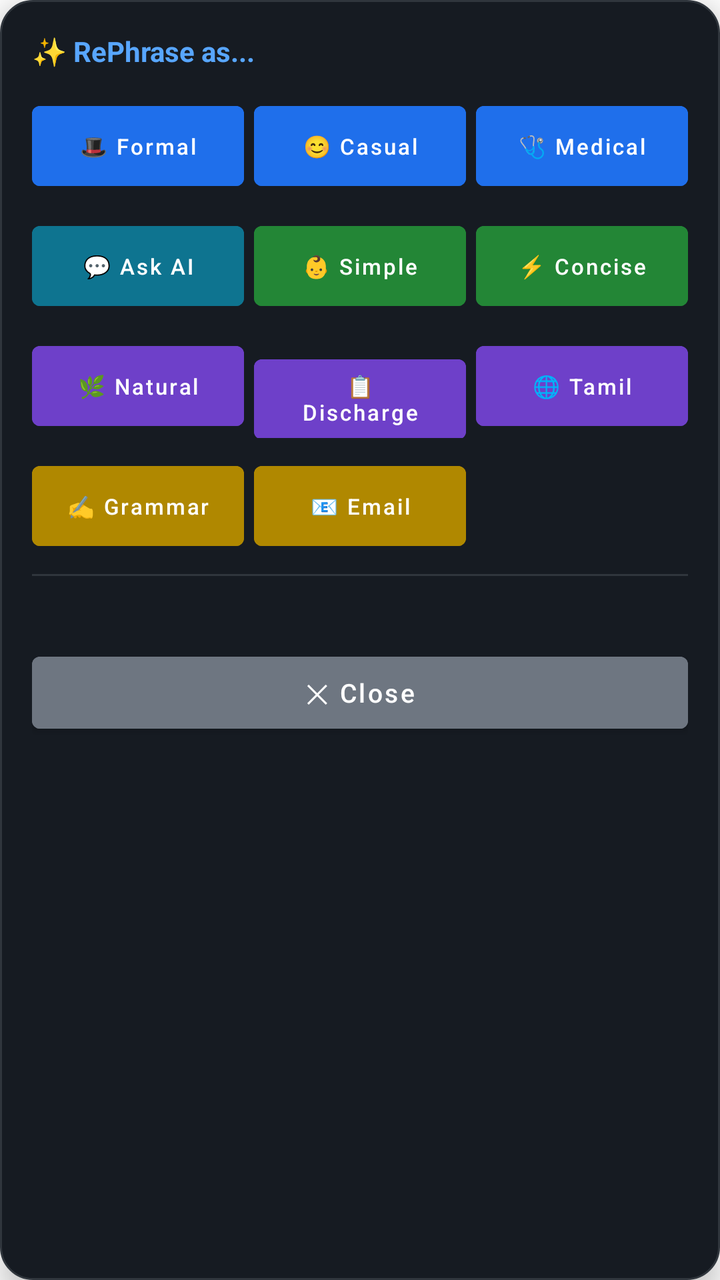
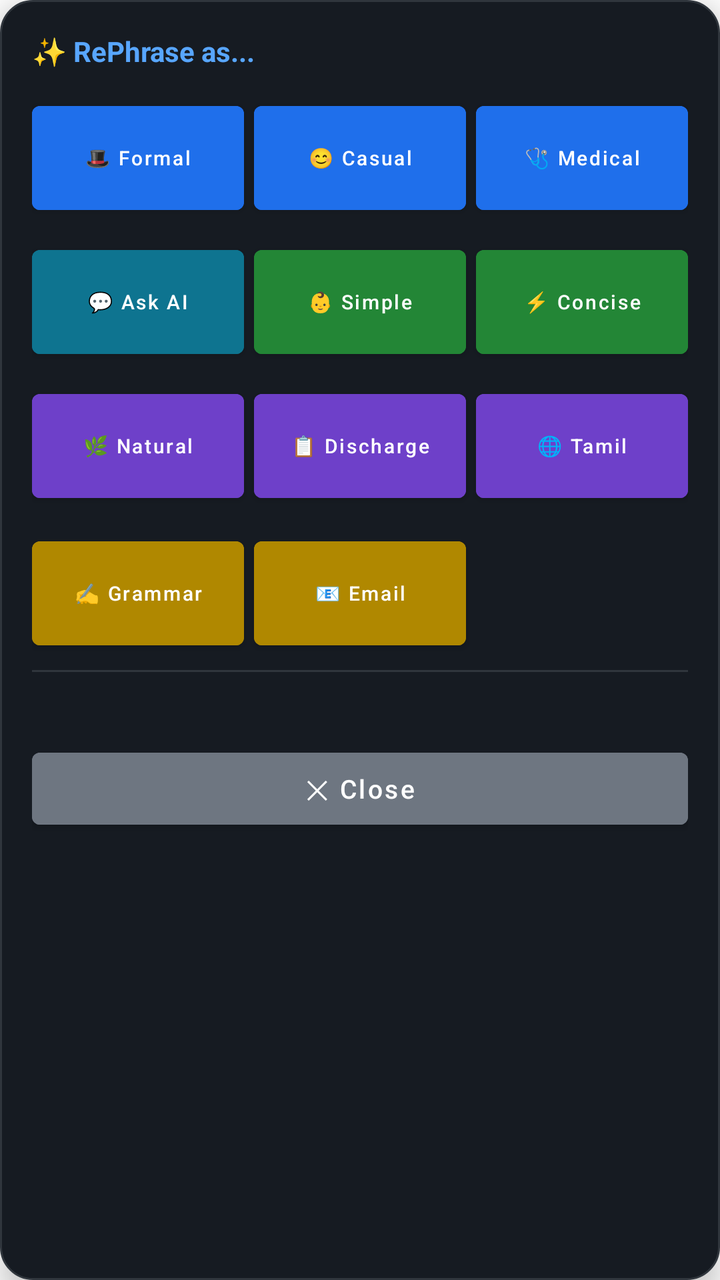

Before-and-after screenshots of an Android layout around one commit, followed by the original layout XML and the change that was made.
<!-- AndroidManifest.xml: application theme AppTheme -->
<!-- res/layout/floating_bubble.xml -->
<?xml version="1.0" encoding="utf-8"?>
<LinearLayout xmlns:android="http://schemas.android.com/apk/res/android"
    android:layout_width="360dp"
    android:layout_height="wrap_content"
    android:orientation="vertical"
    android:background="@drawable/bubble_bg"
    android:padding="16dp"
    android:elevation="8dp">

    <TextView
        android:layout_width="wrap_content"
        android:layout_height="wrap_content"
        android:text="✨ RePhrase as..."
        android:textSize="14sp"
        android:textStyle="bold"
        android:textColor="#58a6ff"
        android:layout_marginBottom="12dp"/>

    <LinearLayout
        android:layout_width="match_parent"
        android:layout_height="wrap_content"
        android:orientation="horizontal"
        android:layout_marginBottom="8dp">
        <Button android:id="@+id/btn_formal" android:layout_width="0dp" android:layout_weight="1" android:layout_height="52dp" android:text="🎩 Formal" android:textSize="11sp" android:backgroundTint="#1f6feb" android:layout_marginEnd="5dp" android:textAllCaps="false"/>
        <Button android:id="@+id/btn_casual" android:layout_width="0dp" android:layout_weight="1" android:layout_height="52dp" android:text="😊 Casual" android:textSize="11sp" android:backgroundTint="#1f6feb" android:layout_marginEnd="5dp" android:textAllCaps="false"/>
        <Button android:id="@+id/btn_medical" android:layout_width="0dp" android:layout_weight="1" android:layout_height="52dp" android:text="🩺 Medical" android:textSize="11sp" android:backgroundTint="#1f6feb" android:textAllCaps="false"/>
    </LinearLayout>

    <LinearLayout
        android:layout_width="match_parent"
        android:layout_height="wrap_content"
        android:orientation="horizontal"
        android:layout_marginBottom="8dp">
        <Button android:id="@+id/btn_ask_ai" android:layout_width="0dp" android:layout_weight="1" android:layout_height="52dp" android:text="💬 Ask AI" android:textSize="11sp" android:backgroundTint="#0e7490" android:layout_marginEnd="5dp" android:textAllCaps="false"/>
        <Button android:id="@+id/btn_simple" android:layout_width="0dp" android:layout_weight="1" android:layout_height="52dp" android:text="👶 Simple" android:textSize="11sp" android:backgroundTint="#238636" android:layout_marginEnd="5dp" android:textAllCaps="false"/>
        <Button android:id="@+id/btn_concise" android:layout_width="0dp" android:layout_weight="1" android:layout_height="52dp" android:text="⚡ Concise" android:textSize="11sp" android:backgroundTint="#238636" android:textAllCaps="false"/>
    </LinearLayout>

    <LinearLayout
        android:layout_width="match_parent"
        android:layout_height="wrap_content"
        android:orientation="horizontal"
        android:layout_marginBottom="8dp">
        <Button android:id="@+id/btn_natural" android:layout_width="0dp" android:layout_weight="1" android:layout_height="52dp" android:text="🌿 Natural" android:textSize="11sp" android:backgroundTint="#6e40c9" android:layout_marginEnd="5dp" android:textAllCaps="false"/>
        <Button android:id="@+id/btn_discharge" android:layout_width="0dp" android:layout_weight="1" android:layout_height="52dp" android:text="📋 Discharge" android:textSize="11sp" android:backgroundTint="#6e40c9" android:layout_marginEnd="5dp" android:textAllCaps="false"/>
        <Button android:id="@+id/btn_tamil" android:layout_width="0dp" android:layout_weight="1" android:layout_height="52dp" android:text="🌐 Tamil" android:textSize="11sp" android:backgroundTint="#6e40c9" android:textAllCaps="false"/>
    </LinearLayout>

    <LinearLayout
        android:layout_width="match_parent"
        android:layout_height="wrap_content"
        android:orientation="horizontal"
        android:layout_marginBottom="8dp">
        <Button android:id="@+id/btn_grammar" android:layout_width="0dp" android:layout_weight="1" android:layout_height="52dp" android:text="✍️ Grammar" android:textSize="11sp" android:backgroundTint="#b08800" android:layout_marginEnd="5dp" android:textAllCaps="false"/>
        <Button android:id="@+id/btn_formal2" android:layout_width="0dp" android:layout_weight="1" android:layout_height="52dp" android:text="📧 Email" android:textSize="11sp" android:backgroundTint="#b08800" android:layout_marginEnd="5dp" android:textAllCaps="false"/>
        <Button android:id="@+id/btn_empty" android:layout_width="0dp" android:layout_weight="1" android:layout_height="52dp" android:text="" android:textSize="11sp" android:backgroundTint="#21262d" android:textAllCaps="false" android:visibility="invisible"/>
    </LinearLayout>

    
    <LinearLayout
        android:id="@+id/customTonesRow"
        android:layout_width="match_parent"
        android:layout_height="wrap_content"
        android:orientation="horizontal"
        android:layout_marginBottom="8dp"
        android:visibility="gone">
        <Button android:id="@+id/btn_custom1" android:layout_width="0dp" android:layout_weight="1" android:layout_height="52dp" android:text="⭐ Custom 1" android:textSize="11sp" android:backgroundTint="#c05800" android:layout_marginEnd="5dp" android:textAllCaps="false"/>
        <Button android:id="@+id/btn_custom2" android:layout_width="0dp" android:layout_weight="1" android:layout_height="52dp" android:text="⭐ Custom 2" android:textSize="11sp" android:backgroundTint="#c05800" android:layout_marginEnd="5dp" android:textAllCaps="false"/>
        <Button android:id="@+id/btn_custom3" android:layout_width="0dp" android:layout_weight="1" android:layout_height="52dp" android:text="⭐ Custom 3" android:textSize="11sp" android:backgroundTint="#c05800" android:textAllCaps="false"/>
    </LinearLayout>

    <View
        android:layout_width="match_parent"
        android:layout_height="1dp"
        android:background="#30363d"
        android:layout_marginBottom="10dp"/>

    <TextView
        android:id="@+id/statusMsg"
        android:layout_width="wrap_content"
        android:layout_height="wrap_content"
        android:text=""
        android:textSize="12sp"
        android:textColor="#58a6ff"
        android:layout_marginBottom="8dp"/>

    
    <ScrollView
        android:id="@+id/grammarScroll"
        android:layout_width="match_parent"
        android:layout_height="200dp"
        android:visibility="gone"
        android:layout_marginBottom="8dp">
        <LinearLayout
            android:layout_width="match_parent"
            android:layout_height="wrap_content"
            android:orientation="vertical">
            <TextView
                android:id="@+id/grammarCorrected"
                android:layout_width="match_parent"
                android:layout_height="wrap_content"
                android:text=""
                android:textSize="13sp"
                android:textColor="#ffffff"
                android:background="#2ea043"
                android:padding="12dp"
                android:layout_marginBottom="8dp"/>
            <TextView
                android:id="@+id/grammarExplanation"
                android:layout_width="match_parent"
                android:layout_height="wrap_content"
                android:text=""
                android:textSize="12sp"
                android:textColor="#c9d1d9"
                android:background="#21262d"
                android:padding="12dp"/>
        </LinearLayout>
    </ScrollView>

    <Button
        android:id="@+id/btn_use_grammar"
        android:layout_width="match_parent"
        android:layout_height="48dp"
        android:text="✅ Use Corrected Text"
        android:textSize="13sp"
        android:backgroundTint="#238636"
        android:textAllCaps="false"
        android:visibility="gone"
        android:layout_marginBottom="8dp"/>

    
    <ScrollView
        android:id="@+id/askAiScroll"
        android:layout_width="match_parent"
        android:layout_height="200dp"
        android:visibility="gone"
        android:layout_marginBottom="8dp">
        <TextView
            android:id="@+id/askAiResult"
            android:layout_width="match_parent"
            android:layout_height="wrap_content"
            android:text=""
            android:textSize="13sp"
            android:textColor="#e6edf3"
            android:background="#21262d"
            android:padding="12dp"/>
    </ScrollView>

    
    <ScrollView
        android:id="@+id/optionsScroll"
        android:layout_width="match_parent"
        android:layout_height="300dp"
        android:visibility="gone">
        <LinearLayout
            android:id="@+id/optionsLayout"
            android:layout_width="match_parent"
            android:layout_height="wrap_content"
            android:orientation="vertical">

            <TextView
                android:layout_width="wrap_content"
                android:layout_height="wrap_content"
                android:text="Tap an option to use it:"
                android:textSize="11sp"
                android:textColor="#6e7681"
                android:layout_marginBottom="6dp"/>

            <Button
                android:id="@+id/btn_option1"
                android:layout_width="match_parent"
                android:layout_height="wrap_content"
                android:text=""
                android:textSize="12sp"
                android:textColor="#ffffff"
                android:backgroundTint="#2ea043"
                android:textAllCaps="false"
                android:gravity="start|center_vertical"
                android:paddingStart="12dp"
                android:paddingEnd="12dp"
                android:paddingTop="10dp"
                android:paddingBottom="10dp"
                android:layout_marginBottom="6dp"/>

            <Button
                android:id="@+id/btn_option2"
                android:layout_width="match_parent"
                android:layout_height="wrap_content"
                android:text=""
                android:textSize="12sp"
                android:textColor="#ffffff"
                android:backgroundTint="#2ea043"
                android:textAllCaps="false"
                android:gravity="start|center_vertical"
                android:paddingStart="12dp"
                android:paddingEnd="12dp"
                android:paddingTop="10dp"
                android:paddingBottom="10dp"
                android:layout_marginBottom="6dp"/>

            <Button
                android:id="@+id/btn_option3"
                android:layout_width="match_parent"
                android:layout_height="wrap_content"
                android:text=""
                android:textSize="12sp"
                android:textColor="#ffffff"
                android:backgroundTint="#2ea043"
                android:textAllCaps="false"
                android:gravity="start|center_vertical"
                android:paddingStart="12dp"
                android:paddingEnd="12dp"
                android:paddingTop="10dp"
                android:paddingBottom="10dp"
                android:layout_marginBottom="6dp"/>

        </LinearLayout>
    </ScrollView>

    <Button
        android:id="@+id/btn_close_top"
        android:layout_width="match_parent"
        android:layout_height="48dp"
        android:text="✕ Close"
        android:textSize="13sp"
        android:backgroundTint="#6e7681"
        android:textAllCaps="false"
        android:visibility="visible"/>

</LinearLayout>
<!-- resources referenced by this layout -->
<resources>
  <!-- drawable bubble_bg (drawable) -->
  <?xml version="1.0" encoding="utf-8"?>
  <shape xmlns:android="http://schemas.android.com/apk/res/android">
      <solid android:color="#161b22"/>
      <corners android:radius="16dp"/>
      <stroke android:width="1dp" android:color="#30363d"/>
  </shape>
  <style name="AppTheme" parent="Theme.MaterialComponents.DayNight.DarkActionBar">
          <item name="colorPrimary">#1f6feb</item>
          <item name="colorPrimaryDark">#0d1117</item>
          <item name="colorAccent">#388bfd</item>
      </style>
</resources>

<!-- the commit's change to res/layout/floating_bubble.xml (unified diff, before → after) -->
@@ -21,42 +21,41 @@
         android:layout_height="wrap_content"
         android:orientation="horizontal"
         android:layout_marginBottom="8dp">
-        <Button android:id="@+id/btn_formal" android:layout_width="0dp" android:layout_weight="1" android:layout_height="52dp" android:text="🎩 Formal" android:textSize="11sp" android:backgroundTint="#1f6feb" android:layout_marginEnd="5dp" android:textAllCaps="false"/>
-        <Button android:id="@+id/btn_casual" android:layout_width="0dp" android:layout_weight="1" android:layout_height="52dp" android:text="😊 Casual" android:textSize="11sp" android:backgroundTint="#1f6feb" android:layout_marginEnd="5dp" android:textAllCaps="false"/>
-        <Button android:id="@+id/btn_medical" android:layout_width="0dp" android:layout_weight="1" android:layout_height="52dp" android:text="🩺 Medical" android:textSize="11sp" android:backgroundTint="#1f6feb" android:textAllCaps="false"/>
-    </LinearLayout>
-
-    <LinearLayout
-        android:layout_width="match_parent"
-        android:layout_height="wrap_content"
-        android:orientation="horizontal"
-        android:layout_marginBottom="8dp">
-        <Button android:id="@+id/btn_ask_ai" android:layout_width="0dp" android:layout_weight="1" android:layout_height="52dp" android:text="💬 Ask AI" android:textSize="11sp" android:backgroundTint="#0e7490" android:layout_marginEnd="5dp" android:textAllCaps="false"/>
-        <Button android:id="@+id/btn_simple" android:layout_width="0dp" android:layout_weight="1" android:layout_height="52dp" android:text="👶 Simple" android:textSize="11sp" android:backgroundTint="#238636" android:layout_marginEnd="5dp" android:textAllCaps="false"/>
-        <Button android:id="@+id/btn_concise" android:layout_width="0dp" android:layout_weight="1" android:layout_height="52dp" android:text="⚡ Concise" android:textSize="11sp" android:backgroundTint="#238636" android:textAllCaps="false"/>
-    </LinearLayout>
-
-    <LinearLayout
-        android:layout_width="match_parent"
-        android:layout_height="wrap_content"
-        android:orientation="horizontal"
-        android:layout_marginBottom="8dp">
-        <Button android:id="@+id/btn_natural" android:layout_width="0dp" android:layout_weight="1" android:layout_height="52dp" android:text="🌿 Natural" android:textSize="11sp" android:backgroundTint="#6e40c9" android:layout_marginEnd="5dp" android:textAllCaps="false"/>
-        <Button android:id="@+id/btn_discharge" android:layout_width="0dp" android:layout_weight="1" android:layout_height="52dp" android:text="📋 Discharge" android:textSize="11sp" android:backgroundTint="#6e40c9" android:layout_marginEnd="5dp" android:textAllCaps="false"/>
-        <Button android:id="@+id/btn_tamil" android:layout_width="0dp" android:layout_weight="1" android:layout_height="52dp" android:text="🌐 Tamil" android:textSize="11sp" android:backgroundTint="#6e40c9" android:textAllCaps="false"/>
-    </LinearLayout>
-
-    <LinearLayout
-        android:layout_width="match_parent"
-        android:layout_height="wrap_content"
-        android:orientation="horizontal"
-        android:layout_marginBottom="8dp">
-        <Button android:id="@+id/btn_grammar" android:layout_width="0dp" android:layout_weight="1" android:layout_height="52dp" android:text="✍️ Grammar" android:textSize="11sp" android:backgroundTint="#b08800" android:layout_marginEnd="5dp" android:textAllCaps="false"/>
-        <Button android:id="@+id/btn_formal2" android:layout_width="0dp" android:layout_weight="1" android:layout_height="52dp" android:text="📧 Email" android:textSize="11sp" android:backgroundTint="#b08800" android:layout_marginEnd="5dp" android:textAllCaps="false"/>
-        <Button android:id="@+id/btn_empty" android:layout_width="0dp" android:layout_weight="1" android:layout_height="52dp" android:text="" android:textSize="11sp" android:backgroundTint="#21262d" android:textAllCaps="false" android:visibility="invisible"/>
-    </LinearLayout>
-
-    
+        <Button android:id="@+id/btn_formal" android:layout_width="0dp" android:layout_weight="1" android:layout_height="64dp" android:text="🎩 Formal" android:textSize="10sp" android:backgroundTint="#1f6feb" android:layout_marginEnd="5dp" android:textAllCaps="false"/>
+        <Button android:id="@+id/btn_casual" android:layout_width="0dp" android:layout_weight="1" android:layout_height="64dp" android:text="😊 Casual" android:textSize="10sp" android:backgroundTint="#1f6feb" android:layout_marginEnd="5dp" android:textAllCaps="false"/>
+        <Button android:id="@+id/btn_medical" android:layout_width="0dp" android:layout_weight="1" android:layout_height="64dp" android:text="🩺 Medical" android:textSize="10sp" android:backgroundTint="#1f6feb" android:textAllCaps="false"/>
+    </LinearLayout>
+
+    <LinearLayout
+        android:layout_width="match_parent"
+        android:layout_height="wrap_content"
+        android:orientation="horizontal"
+        android:layout_marginBottom="8dp">
+        <Button android:id="@+id/btn_ask_ai" android:layout_width="0dp" android:layout_weight="1" android:layout_height="64dp" android:text="💬 Ask AI" android:textSize="10sp" android:backgroundTint="#0e7490" android:layout_marginEnd="5dp" android:textAllCaps="false"/>
+        <Button android:id="@+id/btn_simple" android:layout_width="0dp" android:layout_weight="1" android:layout_height="64dp" android:text="👶 Simple" android:textSize="10sp" android:backgroundTint="#238636" android:layout_marginEnd="5dp" android:textAllCaps="false"/>
+        <Button android:id="@+id/btn_concise" android:layout_width="0dp" android:layout_weight="1" android:layout_height="64dp" android:text="⚡ Concise" android:textSize="10sp" android:backgroundTint="#238636" android:textAllCaps="false"/>
+    </LinearLayout>
+
+    <LinearLayout
+        android:layout_width="match_parent"
+        android:layout_height="wrap_content"
+        android:orientation="horizontal"
+        android:layout_marginBottom="8dp">
+        <Button android:id="@+id/btn_natural" android:layout_width="0dp" android:layout_weight="1" android:layout_height="64dp" android:text="🌿 Natural" android:textSize="10sp" android:backgroundTint="#6e40c9" android:layout_marginEnd="5dp" android:textAllCaps="false"/>
+        <Button android:id="@+id/btn_discharge" android:layout_width="0dp" android:layout_weight="1" android:layout_height="64dp" android:text="📋 Discharge" android:textSize="10sp" android:backgroundTint="#6e40c9" android:layout_marginEnd="5dp" android:textAllCaps="false"/>
+        <Button android:id="@+id/btn_tamil" android:layout_width="0dp" android:layout_weight="1" android:layout_height="64dp" android:text="🌐 Tamil" android:textSize="10sp" android:backgroundTint="#6e40c9" android:textAllCaps="false"/>
+    </LinearLayout>
+
+    <LinearLayout
+        android:layout_width="match_parent"
+        android:layout_height="wrap_content"
+        android:orientation="horizontal"
+        android:layout_marginBottom="8dp">
+        <Button android:id="@+id/btn_grammar" android:layout_width="0dp" android:layout_weight="1" android:layout_height="64dp" android:text="✍️ Grammar" android:textSize="10sp" android:backgroundTint="#b08800" android:layout_marginEnd="5dp" android:textAllCaps="false"/>
+        <Button android:id="@+id/btn_formal2" android:layout_width="0dp" android:layout_weight="1" android:layout_height="64dp" android:text="📧 Email" android:textSize="10sp" android:backgroundTint="#b08800" android:layout_marginEnd="5dp" android:textAllCaps="false"/>
+        <Button android:id="@+id/btn_empty" android:layout_width="0dp" android:layout_weight="1" android:layout_height="64dp" android:text="" android:backgroundTint="#21262d" android:textAllCaps="false" android:visibility="invisible"/>
+    </LinearLayout>
+
     <LinearLayout
         android:id="@+id/customTonesRow"
         android:layout_width="match_parent"
@@ -64,9 +63,9 @@
         android:orientation="horizontal"
         android:layout_marginBottom="8dp"
         android:visibility="gone">
-        <Button android:id="@+id/btn_custom1" android:layout_width="0dp" android:layout_weight="1" android:layout_height="52dp" android:text="⭐ Custom 1" android:textSize="11sp" android:backgroundTint="#c05800" android:layout_marginEnd="5dp" android:textAllCaps="false"/>
-        <Button android:id="@+id/btn_custom2" android:layout_width="0dp" android:layout_weight="1" android:layout_height="52dp" android:text="⭐ Custom 2" android:textSize="11sp" android:backgroundTint="#c05800" android:layout_marginEnd="5dp" android:textAllCaps="false"/>
-        <Button android:id="@+id/btn_custom3" android:layout_width="0dp" android:layout_weight="1" android:layout_height="52dp" android:text="⭐ Custom 3" android:textSize="11sp" android:backgroundTint="#c05800" android:textAllCaps="false"/>
+        <Button android:id="@+id/btn_custom1" android:layout_width="0dp" android:layout_weight="1" android:layout_height="64dp" android:text="⭐ Custom 1" android:textSize="10sp" android:backgroundTint="#c05800" android:layout_marginEnd="5dp" android:textAllCaps="false"/>
+        <Button android:id="@+id/btn_custom2" android:layout_width="0dp" android:layout_weight="1" android:layout_height="64dp" android:text="⭐ Custom 2" android:textSize="10sp" android:backgroundTint="#c05800" android:layout_marginEnd="5dp" android:textAllCaps="false"/>
+        <Button android:id="@+id/btn_custom3" android:layout_width="0dp" android:layout_weight="1" android:layout_height="64dp" android:text="⭐ Custom 3" android:textSize="10sp" android:backgroundTint="#c05800" android:textAllCaps="false"/>
     </LinearLayout>
 
     <View
@@ -84,7 +83,6 @@
         android:textColor="#58a6ff"
         android:layout_marginBottom="8dp"/>
 
-    
     <ScrollView
         android:id="@+id/grammarScroll"
         android:layout_width="match_parent"
@@ -128,7 +126,6 @@
         android:visibility="gone"
         android:layout_marginBottom="8dp"/>
 
-    
     <ScrollView
         android:id="@+id/askAiScroll"
         android:layout_width="match_parent"
@@ -146,7 +143,6 @@
             android:padding="12dp"/>
     </ScrollView>
 
-    
     <ScrollView
         android:id="@+id/optionsScroll"
         android:layout_width="match_parent"
